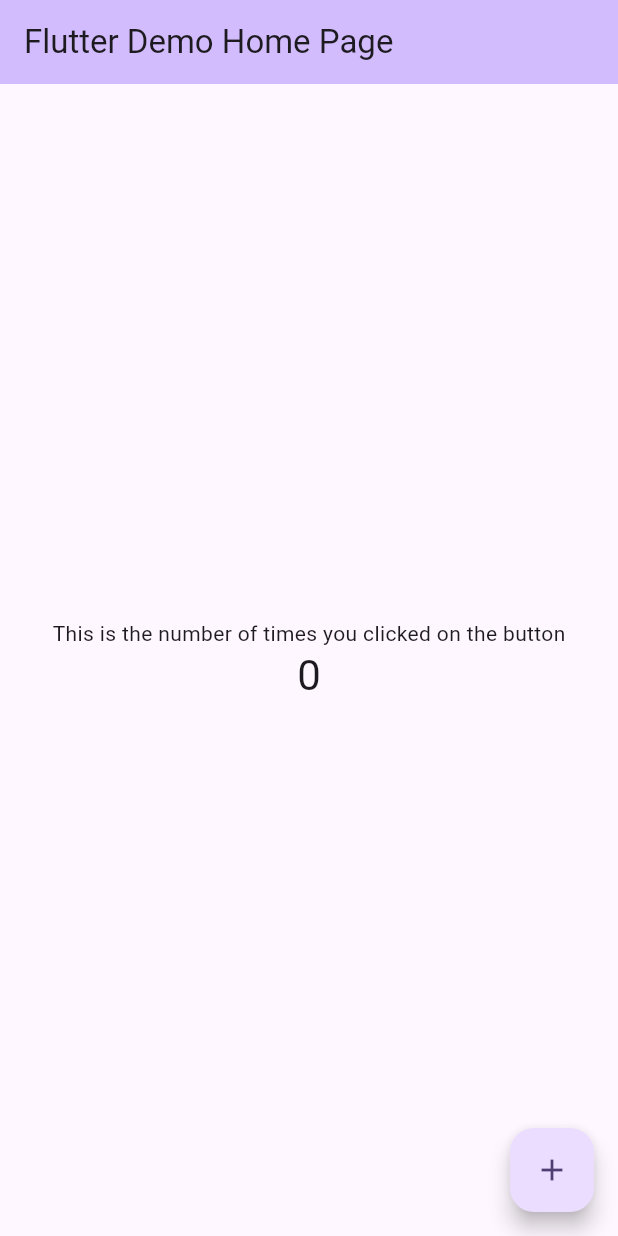
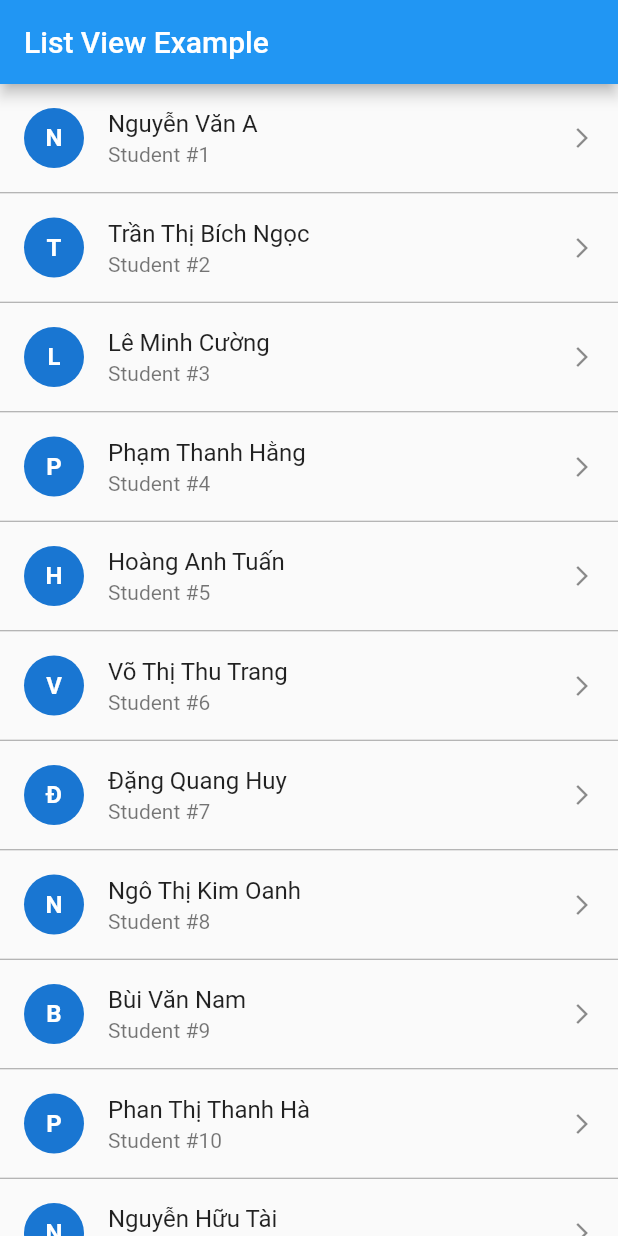
Before and after one commit to maivanmanh/flutter-cicd-demo, a Flutter app: the screen it shows after launch, on a phone screen of 412 x 824 dp. Run offline on Flutter 3.47's test engine with Material 3 defaults, Android fonts, the phone set to English and light mode, and no system bars.

```diff
--- a/lib/main.dart
+++ b/lib/main.dart
@@ -1,122 +1,90 @@
 import 'package:flutter/material.dart';
 
 void main() {
-  runApp(const MyApp());
+  runApp(MyApp());
 }
 
 class MyApp extends StatelessWidget {
-  const MyApp({super.key});
+  MyApp({super.key});
 
-  // This widget is the root of your application.
   @override
   Widget build(BuildContext context) {
     return MaterialApp(
       title: 'MVM Flutter CICD Example',
       theme: ThemeData(
-        // This is the theme of your application.
-        //
-        // TRY THIS: Try running your application with "flutter run". You'll see
-        // the application has a purple toolbar. Then, without quitting the app,
-        // try changing the seedColor in the colorScheme below to Colors.green
-        // and then invoke "hot reload" (save your changes or press the "hot
-        // reload" button in a Flutter-supported IDE, or press "r" if you used
-        // the command line to start the app).
-        //
-        // Notice that the counter didn't reset back to zero; the application
-        // state is not lost during the reload. To reset the state, use hot
-        // restart instead.
-        //
-        // This works for code too, not just values: Most code changes can be
-        // tested with just a hot reload.
-        colorScheme: ColorScheme.fromSeed(seedColor: Colors.deepPurple),
+        useMaterial3: false
       ),
-      home: const MyHomePage(title: 'Flutter Demo Home Page'),
+      home: MyHomePage(),
     );
   }
 }
 
-class MyHomePage extends StatefulWidget {
-  const MyHomePage({super.key, required this.title});
 
-  // This widget is the home page of your application. It is stateful, meaning
-  // that it has a State object (defined below) that contains fields that affect
-  // how it looks.
+class MyHomePage extends StatelessWidget {
+  const MyHomePage({super.key});
 
-  // This class is the configuration for the state. It holds the values (in this
-  // case the title) provided by the parent (in this case the App widget) and
-  // used by the build method of the State. Fields in a Widget subclass are
-  // always marked "final".
-
-  final String title;
-
-  @override
-  State<MyHomePage> createState() => _MyHomePageState();
-}
-
-class _MyHomePageState extends State<MyHomePage> {
-  int _counter = 0;
-
-  void _incrementCounter() {
-    setState(() {
-      // This call to setState tells the Flutter framework that something has
-      // changed in this State, which causes it to rerun the build method below
-      // so that the display can reflect the updated values. If we changed
-      // _counter without calling setState(), then the build method would not be
-      // called again, and so nothing would appear to happen.
-      _counter++;
-    });
-  }
+  final students = const [
+    'Nguyễn Văn A',
+    'Trần Thị Bích Ngọc',
+    'Lê Minh Cường',
+    'Phạm Thanh Hằng',
+    'Hoàng Anh Tuấn',
+    'Võ Thị Thu Trang',
+    'Đặng Quang Huy',
+    'Ngô Thị Kim Oanh',
+    'Bùi Văn Nam',
+    'Phan Thị Thanh Hà',
+    'Nguyễn Hữu Tài',
+    'Trịnh Thị Lan',
+    'Đỗ Đức Toàn',
+    'Huỳnh Ngọc Tú',
+    'Lưu Thị Ngọc Diệp',
+    'Vũ Mạnh Hùng',
+    'Tạ Thị Hương',
+    'Nguyễn Ngọc Long',
+    'Phạm Thị Yến Nhi',
+    'Lê Quốc Khánh',
+    'Trần Thị Thúy Vy',
+    'Nguyễn Đình Phúc',
+    'Đoàn Thị Mai',
+    'Nguyễn Văn Khải',
+    'Phan Ngọc Bích',
+    'Hoàng Thị Tâm',
+    'Lý Minh Hoàng',
+    'Nguyễn Trúc Linh',
+    'Võ Anh Khoa',
+    'Trần Thị Thu Hà',
+  ];
 
   @override
   Widget build(BuildContext context) {
-    // This method is rerun every time setState is called, for instance as done
-    // by the _incrementCounter method above.
-    //
-    // The Flutter framework has been optimized to make rerunning build methods
-    // fast, so that you can just rebuild anything that needs updating rather
-    // than having to individually change instances of widgets.
     return Scaffold(
-      appBar: AppBar(
-        // TRY THIS: Try changing the color here to a specific color (to
-        // Colors.amber, perhaps?) and trigger a hot reload to see the AppBar
-        // change color while the other colors stay the same.
-        backgroundColor: Theme.of(context).colorScheme.inversePrimary,
-        // Here we take the value from the MyHomePage object that was created by
-        // the App.build method, and use it to set our appbar title.
-        title: Text(widget.title),
+      appBar: AppBar(title: const Text('List View Example')),
+      body: ListView.separated(
+        itemCount: students.length,
+        separatorBuilder: (context, index) => const Divider(
+          color: Colors.grey,
+          height: 1,
+        ),
+        itemBuilder: (context, index) {
+          return ListTile(
+            leading: CircleAvatar(
+              child: Text(
+                students[index][0], // first letter
+                style: const TextStyle(fontWeight: FontWeight.bold),
+              ),
+            ),
+            title: Text(students[index]),
+            subtitle: Text('Student #${index + 1}'),
+            trailing: const Icon(Icons.arrow_forward_ios, size: 16),
+            onTap: () {
+              ScaffoldMessenger.of(context).showSnackBar(
+                SnackBar(content: Text('You selected ${students[index]}')),
+              );
+            },
+          );
+        },
       ),
-      body: Center(
-        // Center is a layout widget. It takes a single child and positions it
-        // in the middle of the parent.
-        child: Column(
-          // Column is also a layout widget. It takes a list of children and
-          // arranges them vertically. By default, it sizes itself to fit its
-          // children horizontally, and tries to be as tall as its parent.
-          //
-          // Column has various properties to control how it sizes itself and
-          // how it positions its children. Here we use mainAxisAlignment to
-          // center the children vertically; the main axis here is the vertical
-          // axis because Columns are vertical (the cross axis would be
-          // horizontal).
-          //
-          // TRY THIS: Invoke "debug painting" (choose the "Toggle Debug Paint"
-          // action in the IDE, or press "p" in the console), to see the
-          // wireframe for each widget.
-          mainAxisAlignment: MainAxisAlignment.center,
-          children: <Widget>[
-            const Text('This is the number of times you clicked on the button'),
-            Text(
-              '$_counter',
-              style: Theme.of(context).textTheme.headlineMedium,
-            ),
-          ],
-        ),
-      ),
-      floatingActionButton: FloatingActionButton(
-        onPressed: _incrementCounter,
-        tooltip: 'Increment',
-        child: const Icon(Icons.add),
-      ), // This trailing comma makes auto-formatting nicer for build methods.
     );
   }
 }
```
Also changed, not shown: 1 other file.
